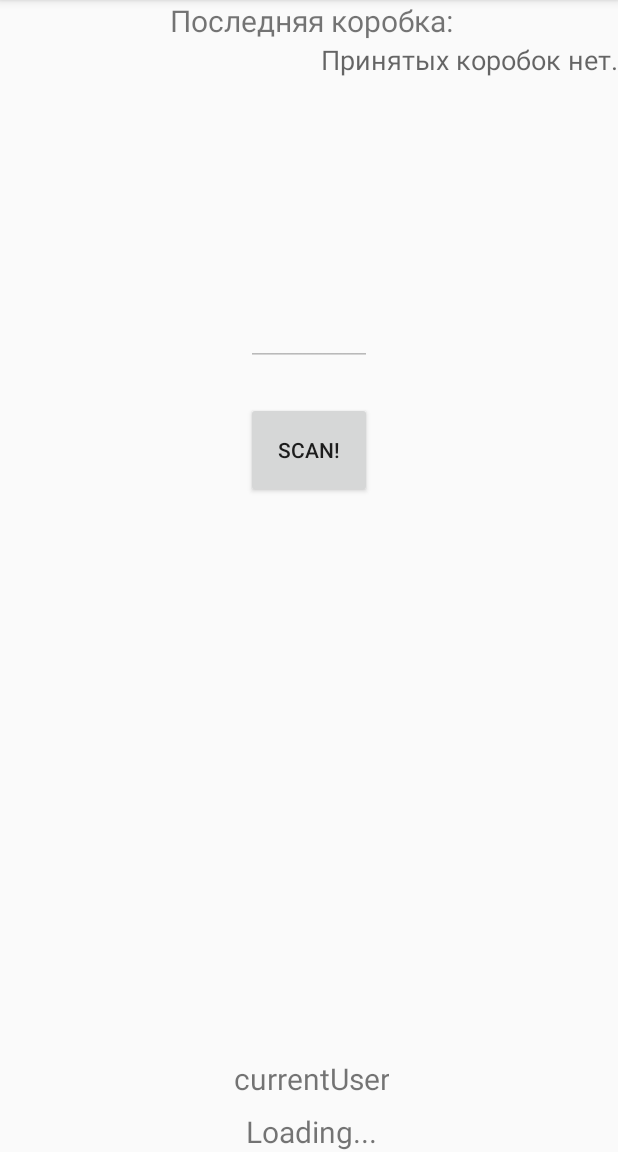
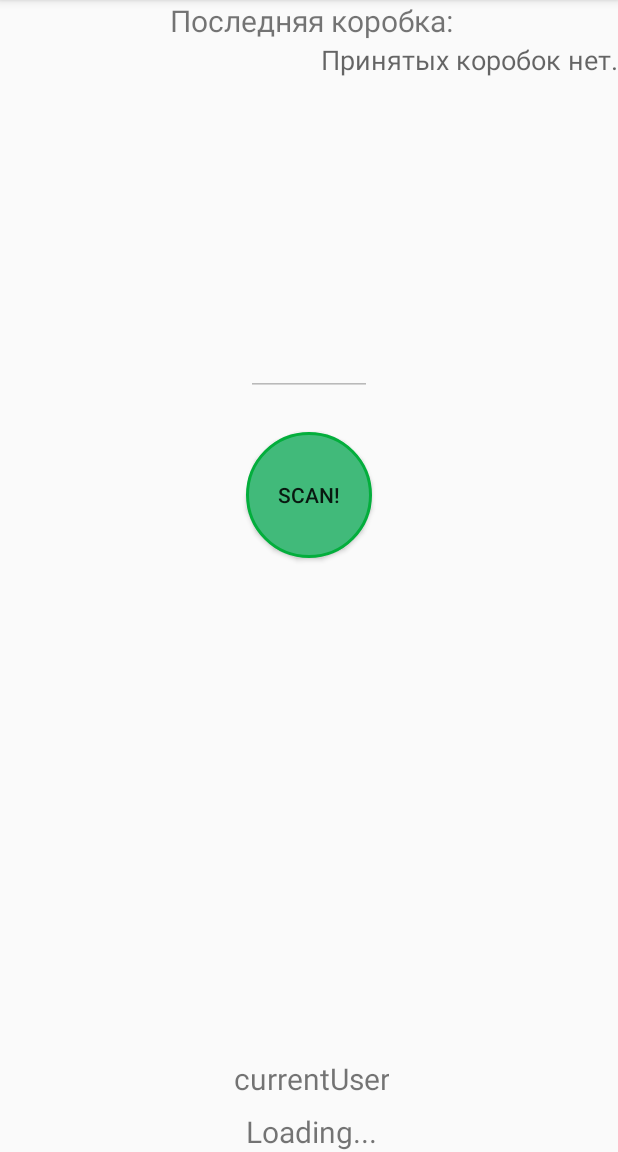
Before and after one commit to YVGunko/WiFiBCScaner, an Android app: the screen it shows after launch (MainActivity), on a phone screen of 412 x 824 dp, the part 84-1236 px from its top. Run offline under Robolectric (Android 15) with nearby library versions, the phone set to English and light mode, and no system bars; our stand-ins replace data binding; libraries missing offline, so code that uses them is left out: com.google.zxing.integration, com.honeywell.aidc; network calls fail; 13 statements that could not run were skipped.

Commit message:
round button scan #1

```diff
--- /dev/null
+++ b/app/src/main/res/drawable/button_states.xml
@@ -0,0 +1,31 @@
+<?xml version="1.0" encoding="utf-8"?>
+<selector xmlns:android="http://schemas.android.com/apk/res/android">
+    <item android:state_pressed="false">
+        <shape android:shape="rectangle">
+            <corners android:radius="1000dp" />
+            <solid android:color="#41ba7a" />
+            <stroke
+                android:width="2dip"
+                android:color="#03ae3c" />
+            <padding
+                android:bottom="4dp"
+                android:left="4dp"
+                android:right="4dp"
+                android:top="4dp" />
+        </shape>
+    </item>
+    <item android:state_pressed="true">
+        <shape android:shape="rectangle">
+            <corners android:radius="1000dp" />
+            <solid android:color="#3AA76D" />
+            <stroke
+                android:width="2dip"
+                android:color="#03ae3c" />
+            <padding
+                android:bottom="4dp"
+                android:left="4dp"
+                android:right="4dp"
+                android:top="4dp" />
+        </shape>
+    </item>
+</selector>
--- a/app/src/main/res/layout/activity_main.xml
+++ b/app/src/main/res/layout/activity_main.xml
@@ -1,9 +1,9 @@
 <?xml version="1.0" encoding="utf-8"?>
-<layout xmlns:android="http://schemas.android.com/apk/res/android">
+<layout xmlns:app="http://schemas.android.com/apk/res-auto"
+    xmlns:tools="http://schemas.android.com/tools"
+    xmlns:android="http://schemas.android.com/apk/res/android">
 
 <android.support.constraint.ConstraintLayout
-    xmlns:app="http://schemas.android.com/apk/res-auto"
-    xmlns:tools="http://schemas.android.com/tools"
     android:layout_width="match_parent"
     android:layout_height="match_parent"
     android:orientation="vertical"
@@ -40,8 +40,9 @@
 
     <Button
         android:id="@+id/bScan"
+        android:background="@drawable/button_states"
         android:layout_width="84dp"
-        android:layout_height="64dp"
+        android:layout_height="84dp"
         android:layout_marginTop="24dp"
         android:onClick="ocl_scan"
         android:text="@string/bScan"
@@ -51,11 +52,12 @@
 
     <EditText
         android:id="@+id/editTextRQ"
+        android:layout_width="84dp"
+        android:layout_height="84dp"
+        android:ems="24"
+        android:gravity="center|center_horizontal|center_vertical"
+        android:inputType="number"
         android:textSize="@dimen/big_font"
-        android:layout_width="84dp"
-        android:layout_height="64dp"
-        android:ems="18"
-        android:inputType="number"
         app:layout_constraintEnd_toEndOf="parent"
         app:layout_constraintHorizontal_bias="0.5"
         app:layout_constraintStart_toStartOf="parent"
```
